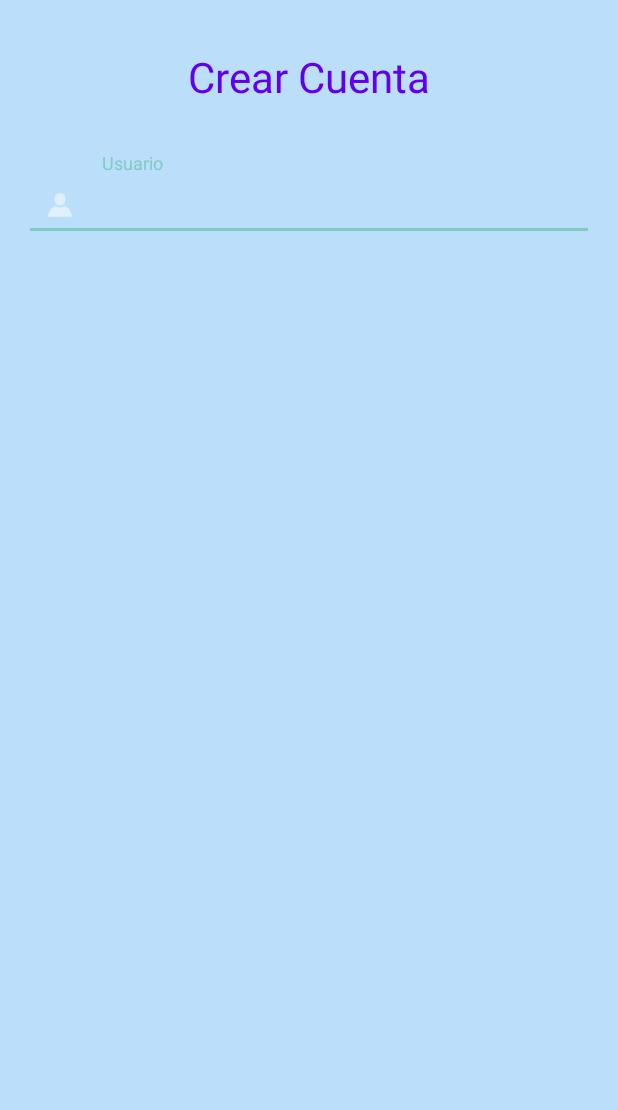
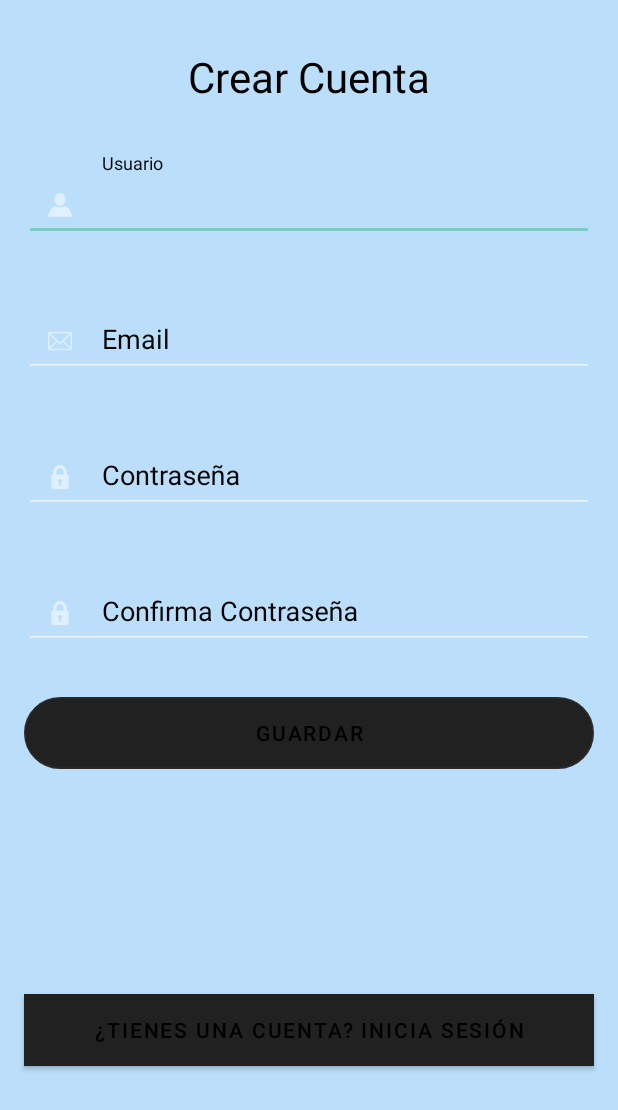
Before and after one commit to LaloTellez19/Covid, an Android app: the crearcuenta screen opened directly, with no data from a screen before it, on a phone screen of 412 x 824 dp. Shown: the top 1110 px of the screen. Run offline under Robolectric (Android 15) with nearby library versions, the phone set to English and light mode, and no system bars.

Commit message:
segundo commit

```diff
--- a/app/build.gradle
+++ b/app/build.gradle
@@ -28,6 +28,7 @@ dependencies {
 
     implementation 'androidx.appcompat:appcompat:1.1.0'
     implementation 'androidx.constraintlayout:constraintlayout:1.1.3'
+    implementation 'com.squareup.okhttp3:logging-interceptor:3.9.1'
     testImplementation 'junit:junit:4.12'
     androidTestImplementation 'androidx.test.ext:junit:1.1.1'
     androidTestImplementation 'androidx.test.espresso:espresso-core:3.2.0'
--- a/app/src/main/res/layout/activity_crearcuenta.xml
+++ b/app/src/main/res/layout/activity_crearcuenta.xml
@@ -11,34 +11,132 @@
         android:id="@+id/titleTv"
         android:layout_width="wrap_content"
         android:layout_height="wrap_content"
+        android:layout_marginStart="16dp"
         android:layout_marginTop="32dp"
-        android:layout_marginStart="16dp"
         android:layout_marginEnd="16dp"
         android:text="@string/Crearcuenta"
-        android:textColor="@color/colorPrimary"
+        android:textColor="@color/letra"
         android:textSize="28sp"
-        app:layout_constraintTop_toTopOf="parent"
+        app:layout_constraintEnd_toEndOf="parent"
         app:layout_constraintStart_toStartOf="parent"
-        app:layout_constraintEnd_toEndOf="parent"/>
+        app:layout_constraintTop_toTopOf="parent" />
 
     <com.google.android.material.textfield.TextInputLayout
         android:id="@+id/userTil"
         android:layout_width="match_parent"
         android:layout_height="wrap_content"
-        android:hint="Usuario"
+        android:layout_marginStart="16dp"
         android:layout_marginTop="32dp"
-        android:layout_marginStart="16dp"
         android:layout_marginEnd="16dp"
-        app:startIconDrawable="@mipmap/usuario"
+        android:hint="@string/username"
+        android:textColorHint="@color/letra"
+        app:hintTextColor="@color/letra"
+        app:layout_constraintEnd_toEndOf="parent"
+        app:layout_constraintStart_toStartOf="parent"
         app:layout_constraintTop_toBottomOf="@id/titleTv"
-        app:layout_constraintStart_toStartOf="parent"
-        app:layout_constraintEnd_toEndOf="parent">
+        app:startIconDrawable="@mipmap/usuario">
 
         <com.google.android.material.textfield.TextInputEditText
-            android:id="@+id/userEt"
+            android:id="@+id/userTxt"
             android:layout_width="match_parent"
-            android:layout_height="wrap_content"
-            />
+            android:layout_height="wrap_content" />
+    </com.google.android.material.textfield.TextInputLayout>
 
+    <com.google.android.material.textfield.TextInputLayout
+    android:id="@+id/emailTil"
+    android:layout_width="match_parent"
+    android:layout_height="wrap_content"
+    android:layout_marginStart="16dp"
+    android:layout_marginTop="32dp"
+    android:layout_marginEnd="16dp"
+    android:hint="@string/email"
+    android:textColorHint="@color/letra"
+    app:hintTextColor="@color/letra"
+    app:layout_constraintEnd_toEndOf="parent"
+    app:layout_constraintStart_toStartOf="parent"
+    app:layout_constraintTop_toBottomOf="@id/userTil"
+    app:startIconDrawable="@mipmap/email">
+
+    <com.google.android.material.textfield.TextInputEditText
+        android:id="@+id/emailTxt"
+        android:layout_width="match_parent"
+        android:layout_height="wrap_content" />
     </com.google.android.material.textfield.TextInputLayout>
+
+    <com.google.android.material.textfield.TextInputLayout
+        android:id="@+id/passTil"
+        android:layout_width="match_parent"
+        android:layout_height="wrap_content"
+        android:layout_marginStart="16dp"
+        android:layout_marginTop="32dp"
+        android:layout_marginEnd="16dp"
+        android:hint="@string/password"
+        android:textColorHint="@color/letra"
+        app:hintTextColor="@color/letra"
+        app:layout_constraintEnd_toEndOf="parent"
+        app:layout_constraintStart_toStartOf="parent"
+        app:layout_constraintTop_toBottomOf="@id/emailTil"
+        app:startIconDrawable="@mipmap/password">
+
+        <com.google.android.material.textfield.TextInputEditText
+            android:id="@+id/passTxt"
+            android:layout_width="match_parent"
+            android:layout_height="wrap_content" />
+    </com.google.android.material.textfield.TextInputLayout>
+
+    <com.google.android.material.textfield.TextInputLayout
+        android:id="@+id/conpassTil"
+        android:layout_width="match_parent"
+        android:layout_height="wrap_content"
+        android:layout_marginStart="16dp"
+        android:layout_marginTop="32dp"
+        android:layout_marginEnd="16dp"
+        android:hint="@string/passwordcon"
+        android:textColorHint="@color/letra"
+        app:hintTextColor="@color/letra"
+        app:layout_constraintEnd_toEndOf="parent"
+        app:layout_constraintStart_toStartOf="parent"
+        app:layout_constraintTop_toBottomOf="@id/passTil"
+        app:startIconDrawable="@mipmap/password">
+
+        <com.google.android.material.textfield.TextInputEditText
+            android:id="@+id/conpassTxt"
+            android:layout_width="match_parent"
+            android:layout_height="wrap_content" />
+    </com.google.android.material.textfield.TextInputLayout>
+
+
+    <com.google.android.material.button.MaterialButton
+        android:id="@+id/savebtn"
+        android:layout_width="match_parent"
+        android:layout_height="wrap_content"
+        android:layout_marginStart="16dp"
+        android:layout_marginTop="32dp"
+        android:layout_marginEnd="16dp"
+        android:background="@drawable/redondo"
+        android:textColor="@color/letra"
+        android:text="@string/save"
+        app:layout_constraintEnd_toEndOf="parent"
+        app:layout_constraintStart_toStartOf="parent"
+        app:layout_constraintTop_toBottomOf="@id/conpassTil"
+        app:startIconDrawable="@mipmap/guardar">
+    </com.google.android.material.button.MaterialButton>
+
+    <com.google.android.material.button.MaterialButton
+        android:id="@+id/loginbtn"
+        android:layout_width="match_parent"
+        android:layout_height="wrap_content"
+        android:layout_marginStart="16dp"
+        android:layout_marginTop="150dp"
+        android:background="@color/fondo"
+        android:layout_marginEnd="16dp"
+        android:textColor="@color/letra"
+        android:text="@string/TengoCuenta"
+        app:layout_constraintEnd_toEndOf="parent"
+        app:layout_constraintStart_toStartOf="parent"
+        app:layout_constraintTop_toBottomOf="@id/savebtn">
+    </com.google.android.material.button.MaterialButton>
+
+
+
 </androidx.constraintlayout.widget.ConstraintLayout>
--- a/app/src/main/res/values/strings.xml
+++ b/app/src/main/res/values/strings.xml
@@ -7,4 +7,7 @@
     <string name="username">Usuario</string>
     <string name="email">Email</string>
     <string name="password">Contraseña</string>
+    <string name="passwordcon">Confirma Contraseña</string>
+    <string name="save">Guardar</string>
+    <string name="TengoCuenta">¿Tienes una cuenta? Inicia Sesión</string>
 </resources>
```
Also changed, not shown: app/src/main/res/mipmap-hdpi/email.png, app/src/main/res/mipmap-hdpi/guardar.png (added), app/src/main/res/mipmap-hdpi/password.png, app/src/main/res/mipmap-hdpi/save.png (deleted).
